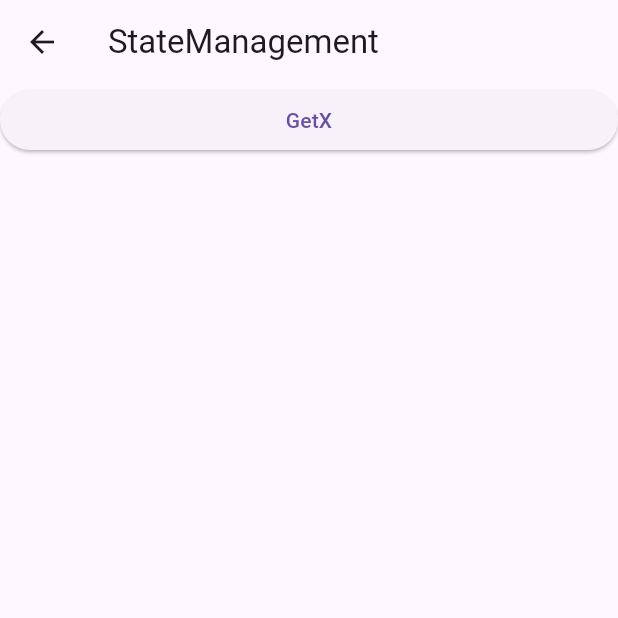
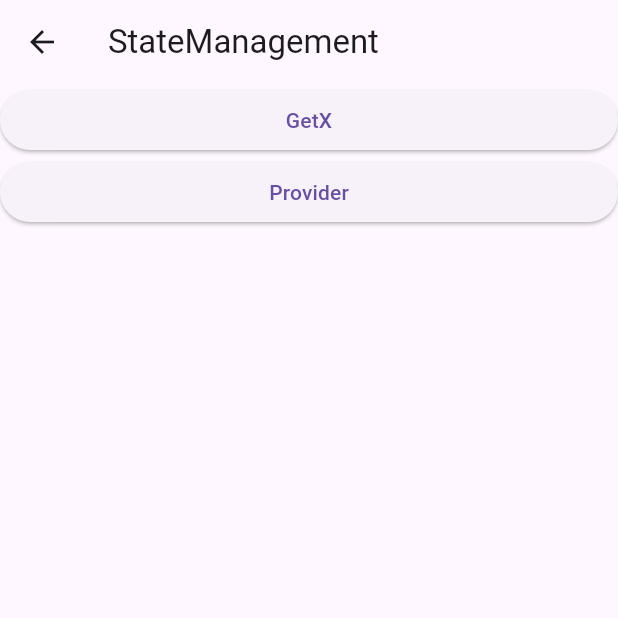
Before and after one commit to haesa/online_lecture_smwu, a Flutter app: the screen it shows after launch, scrolled down 848 dp, after a tap on "StateManagement", on a phone screen of 412 x 824 dp, the top half of it. Run offline on Flutter 3.47's test engine with Material 3 defaults, Android fonts, the phone set to English and light mode, and no system bars; our stand-ins replace dio, fluttertoast, get.

Commit message:
feat: provider를 활용한 상태관리 실습

```diff
--- /dev/null
+++ b/devtools_options.yaml
@@ -0,0 +1,3 @@
+description: This file stores settings for Dart & Flutter DevTools.
+documentation: https://docs.flutter.dev/tools/devtools/extensions#configure-extension-enablement-states
+extensions:
--- a/lib/main.dart
+++ b/lib/main.dart
@@ -1,9 +1,18 @@
 import 'package:flutter/material.dart';
 import 'package:online_lecture_smwu/custom_scroll_behavior.dart';
 import 'package:online_lecture_smwu/screen/button_screen.dart';
+import 'package:online_lecture_smwu/screen/state_management/provider/counter_model.dart';
+import 'package:provider/provider.dart';
 
 void main() {
-  runApp(MyApp());
+  runApp(
+    MultiProvider(
+      providers: [
+        ChangeNotifierProvider(create: (context) => CounterModel()),
+      ],
+      child: MyApp(),
+    ),
+  );
 }
 
 class MyApp extends StatelessWidget {
--- a/lib/screen/state_management/state_management_screen.dart
+++ b/lib/screen/state_management/state_management_screen.dart
@@ -1,6 +1,7 @@
 import 'package:flutter/cupertino.dart';
 import 'package:flutter/material.dart';
 import 'package:online_lecture_smwu/screen/state_management/get/get_x_screen.dart';
+import 'package:online_lecture_smwu/screen/state_management/provider/provider_screen.dart';
 
 class StateManagementScreen extends StatelessWidget {
   const StateManagementScreen({super.key});
@@ -22,7 +23,14 @@
             },
             child: Text('GetX'),
           ),
-
+          ElevatedButton(
+            onPressed: () {
+              Navigator.push(context, MaterialPageRoute(builder: (context) {
+                return ProviderScreen();
+              }));
+            },
+            child: Text('Provider'),
+          ),
         ],
       ),
     );
```
Also changed, not shown: lib/screen/state_management/provider/counter_model.dart (added, +13 -0 lines), lib/screen/state_management/provider/provider_screen.dart (added, +35 -0 lines).
